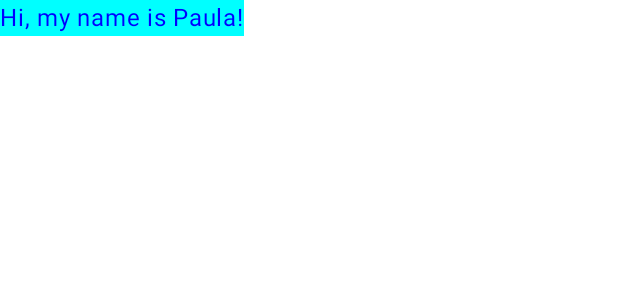
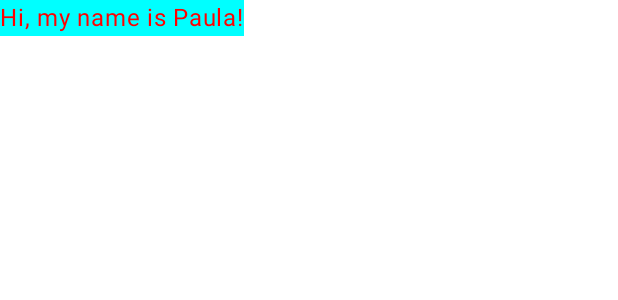
Before and after one commit to anapaulahong/Laboratorioo3, an Android app built with Jetpack Compose: the @Preview function GreetingPreview, on a phone screen of 412 x 824 dp. Shown: the top 300 px of the screen. Run offline under Robolectric (Android 15) with nearby library versions, the phone set to English and light mode, and no system bars.

Commit message:
font color

```diff
--- a/Laboratorio3/app/src/main/java/com/example/laboratorio3/MainActivity.kt
+++ b/Laboratorio3/app/src/main/java/com/example/laboratorio3/MainActivity.kt
@@ -3,7 +3,7 @@ package com.example.laboratorio3
 import android.os.Bundle
 import androidx.activity.ComponentActivity
 import androidx.activity.compose.setContent
-import androidx.compose.foundation.layout.Box
+//import androidx.compose.foundation.layout.Box
 import androidx.compose.foundation.layout.fillMaxSize
 import androidx.compose.material3.MaterialTheme
 import androidx.compose.material3.Surface
@@ -35,7 +35,7 @@ class MainActivity : ComponentActivity() {
 fun Greeting(name: String, modifier: Modifier = Modifier) {
     Text(
         text = "Hi, my name is $name!",
-        color = Color.Blue,
+        color = Color.Red,
         modifier = modifier
     )
 }
```
